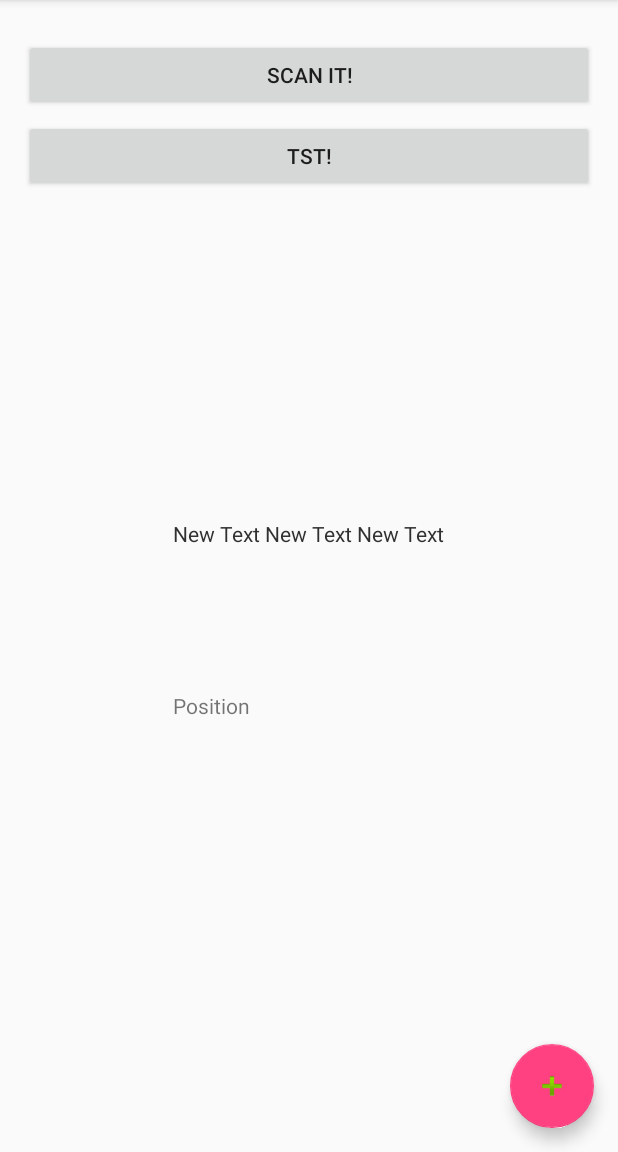
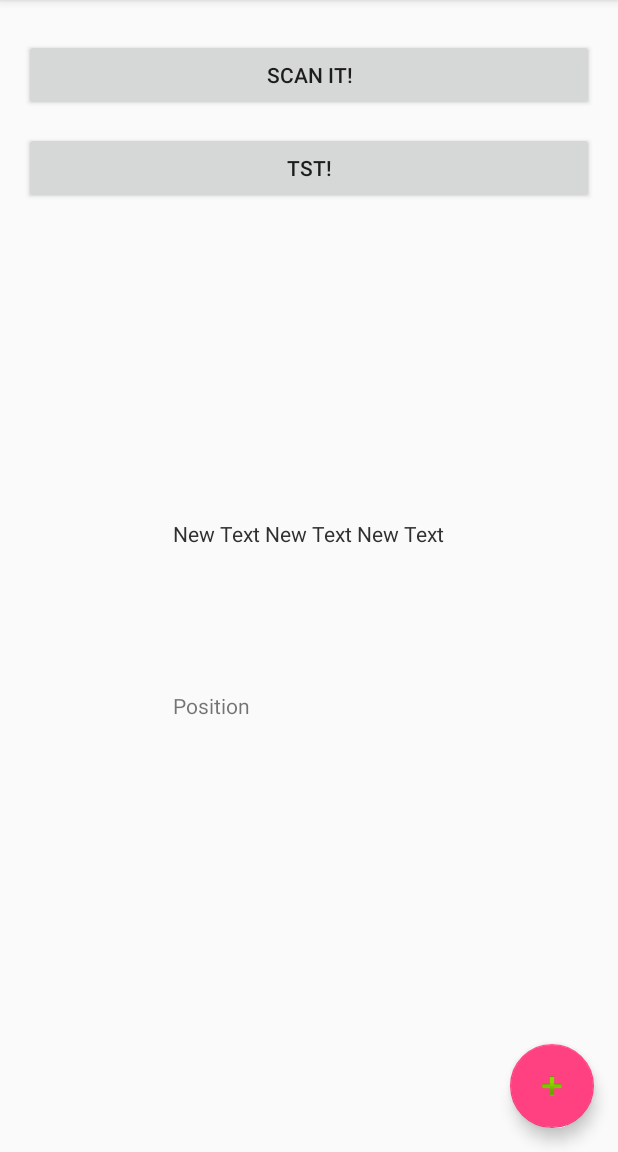
Before and after one commit to sunzhec2702/LostFinding, an Android app: the screen it shows after launch (MainActivity), on a phone screen of 412 x 824 dp, the part 84-1236 px from its top. Run offline under Robolectric (Android 15) with nearby library versions, the phone set to English and light mode, and no system bars.

Commit message:
test
main brunch

```diff
--- a/app/src/main/res/layout/content_main2.xml
+++ b/app/src/main/res/layout/content_main2.xml
@@ -30,7 +30,7 @@
         android:layout_alignParentTop="true"
         android:layout_alignParentLeft="true"
         android:layout_alignParentStart="true"
-        android:layout_marginTop="120dp"
+        android:layout_marginTop="128dp"
         android:layout_alignParentRight="true"
         android:layout_alignParentEnd="true" />
 
```
